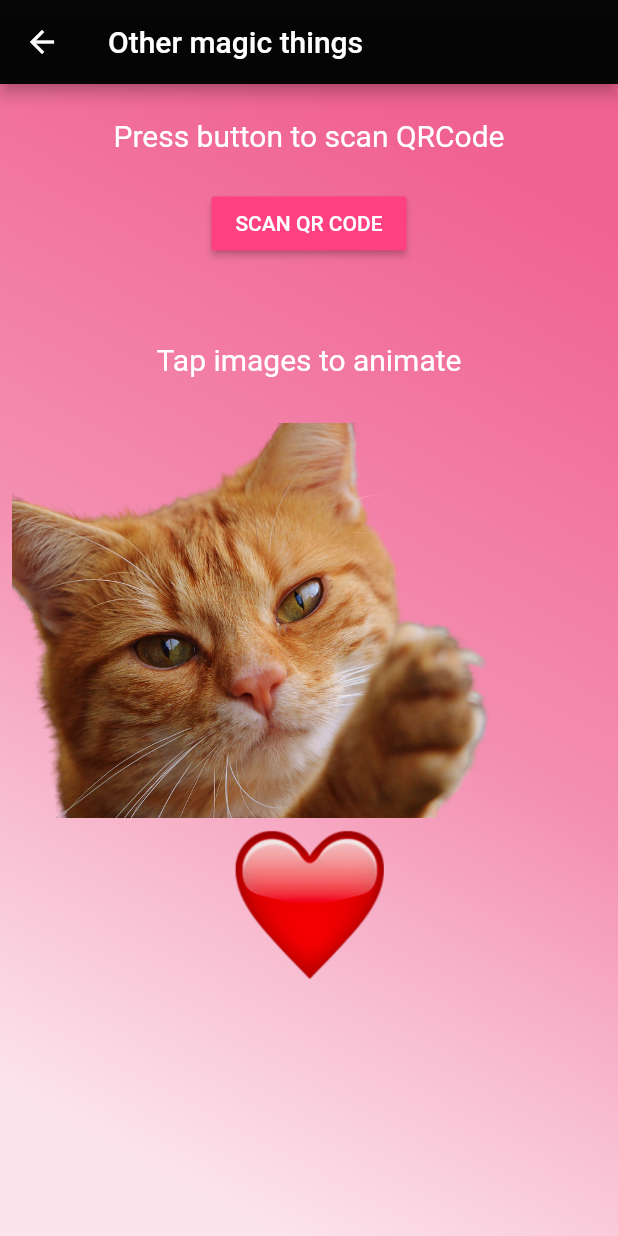
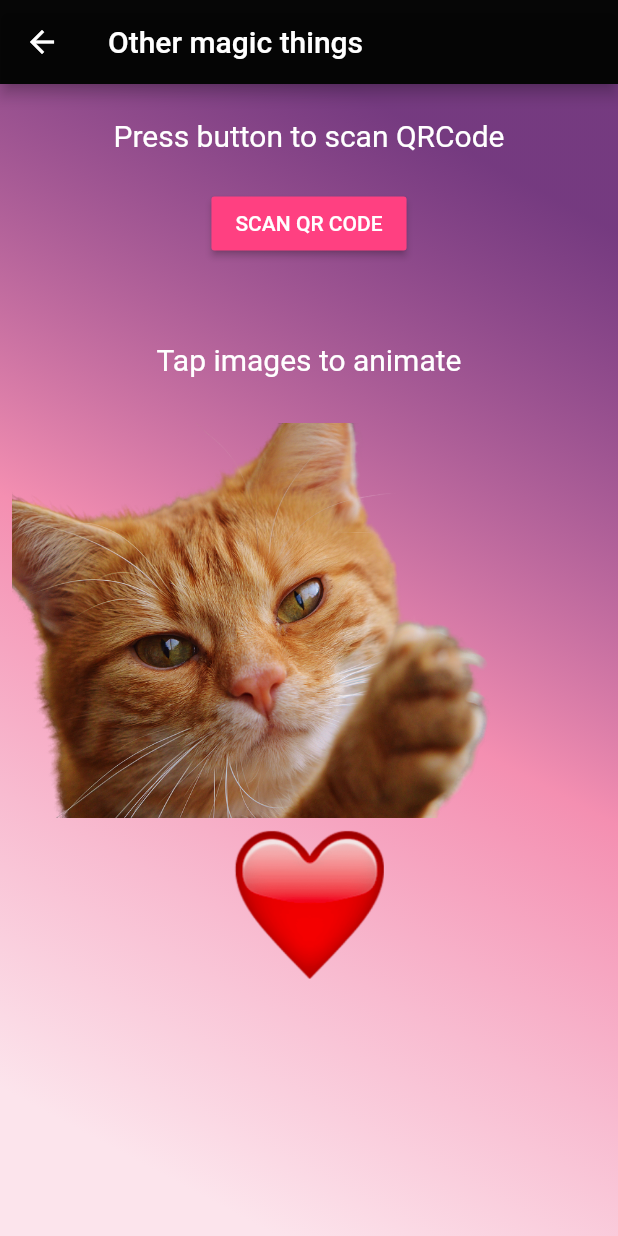
Before and after one commit to gcoro/Flutter-stuff, a Flutter app: the QrScanningPage screen opened directly, on a phone screen of 412 x 824 dp. Run offline on Flutter 3.47's test engine with Material 2 defaults, Android fonts, the phone set to English and light mode, and no system bars; drawn by our look-alikes of loading_overlay; our stand-ins replace firebase_messaging, shared_preferences, webview_flutter; missing offline and left inert: qrscan; accounts and stored records are empty; generated files the repository leaves out were written again; network calls fail.

Commit message:
[cat_app] add color animation

```diff
--- a/cat_app/lib/screens/cat_facts_page.dart
+++ b/cat_app/lib/screens/cat_facts_page.dart
@@ -82,12 +82,7 @@ class _CatFactsPageState extends State<CatFactsPage> {
           /// Access this widgets properties with 'widget'
           title: Text(widget.title),
           backgroundColor: Colors.black87,
-          actions: <Widget>[
-            IconButton(
-              icon: Icon(Icons.access_alarm),
-              onPressed: () => _showMyDialog(),
-            )
-          ],
+          actions: <Widget>[],
         ),
 
         /// Container is a convenience widget that lets us style it's
--- a/cat_app/lib/screens/qr_scanning_page.dart
+++ b/cat_app/lib/screens/qr_scanning_page.dart
@@ -17,11 +17,15 @@ class QrScanningPage extends StatefulWidget {
   _QrScanningPageState createState() => _QrScanningPageState();
 }
 
-class _QrScanningPageState extends State<QrScanningPage> {
+class _QrScanningPageState extends State<QrScanningPage>
+    with SingleTickerProviderStateMixin {
   final api = ApiService();
 
   bool _loading = false;
   String _scanResult;
+
+  AnimationController _colorController;
+  Animation<Color> colorAnimation;
 
   _startScanning() async {
     setState(() {
@@ -54,6 +58,39 @@ class _QrScanningPageState extends State<QrScanningPage> {
   @override
   void initState() {
     super.initState();
+
+    _colorController = new AnimationController(
+      duration: const Duration(milliseconds: 3000),
+      vsync: this,
+    );
+    // A tween that begins at grey and ends at a green
+    // The chained 'animate' function is required
+    colorAnimation = new ColorTween(
+      begin: const Color.fromRGBO(224, 17, 95, 1),
+      end: const Color.fromRGBO(106, 90, 205, 0.5),
+    ).animate(_colorController)
+      // This is a another chained method for Animations.
+      // It will call the callback passed to it everytime the
+      // value of the tween changes. Call setState within it
+      // to repaint the widget with the new value
+      ..addListener(() {
+        setState(() {});
+      });
+
+    _colorController.addStatusListener((AnimationStatus status) {
+      if (status == AnimationStatus.completed) {
+        _colorController.repeat(reverse: true);
+      }
+    });
+    // Tell the animation to start
+    _colorController.forward();
+  }
+
+  // This is important for perf. When the widget is gone, remove the controller.
+  @override
+  dispose() {
+    _colorController?.dispose();
+    super.dispose();
   }
 
   @override
@@ -87,7 +124,7 @@ class _QrScanningPageState extends State<QrScanningPage> {
                   end: Alignment.bottomLeft,
                   stops: [0.1, 0.5, 0.7, 0.9],
                   colors: [
-                    Colors.pink[300],
+                    colorAnimation.value,
                     Colors.pink[200],
                     Colors.pink[100],
                     Colors.pink[50],
```
